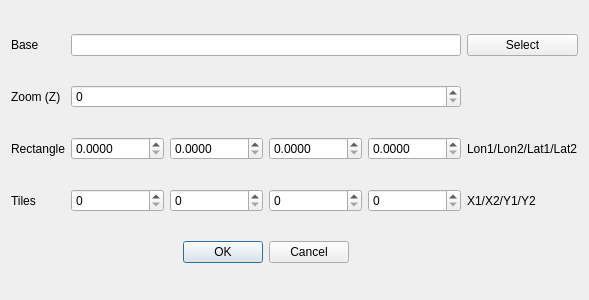
The window that UI/tiledialog.ui (hubertqtraf/QtOSMTraffic) describes before a commit, drawn with Qt 5.
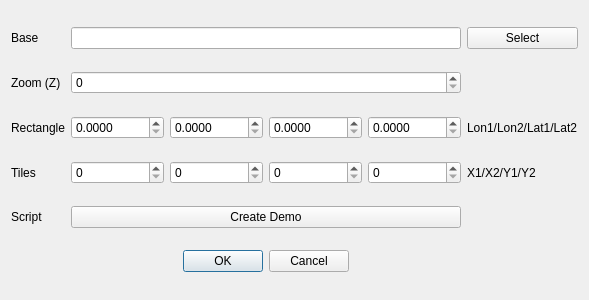
The same window after the commit.

Commit message: create a demo leaflet script to show the tiles on the browser (local)

What changed in the file:
```diff
--- a/UI/tiledialog.ui
+++ b/UI/tiledialog.ui
@@ -109,7 +109,7 @@
      </item>
     </layout>
    </item>
-   <item row="4" column="3">
+   <item row="5" column="3">
     <widget class="QDialogButtonBox" name="buttonBox">
      <property name="orientation">
       <enum>Qt::Orientation::Horizontal</enum>
@@ -150,6 +150,20 @@
      </property>
     </widget>
    </item>
+   <item row="4" column="1">
+    <widget class="QLabel" name="label_7">
+     <property name="text">
+      <string>Script</string>
+     </property>
+    </widget>
+   </item>
+   <item row="4" column="3">
+    <widget class="QPushButton" name="pushButton">
+     <property name="text">
+      <string>Create Demo</string>
+     </property>
+    </widget>
+   </item>
   </layout>
  </widget>
  <resources/>
```
The commit also changes 4 other files.
